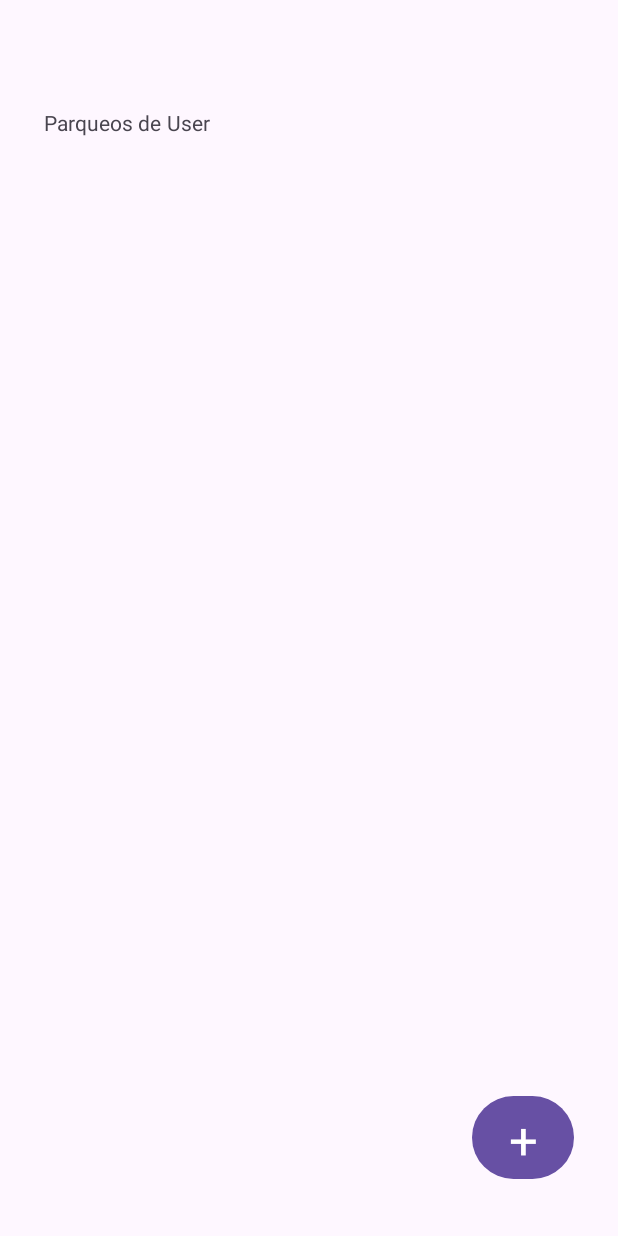
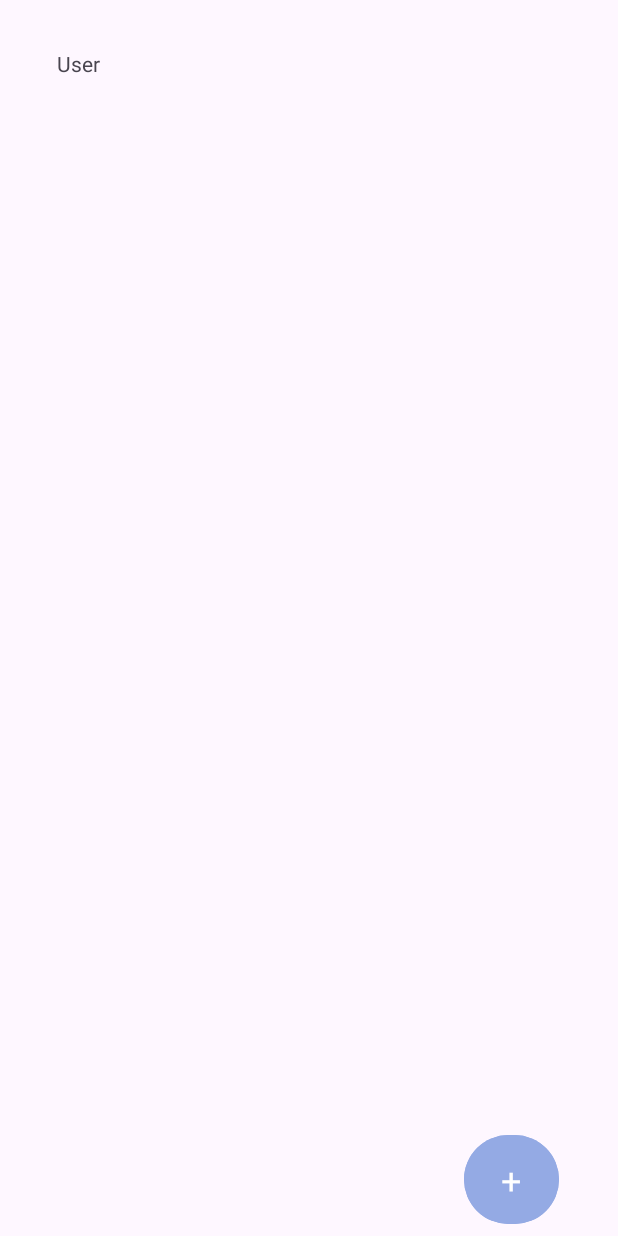
Before and after one commit to HernanMVarela/TP_3_GRUPO_4, an Android app: the layout activity_parqueos.xml on its own in the app's theme, with its tools: preview values and no code run, on a phone screen of 412 x 824 dp. Run offline under Robolectric (Android 15) with nearby library versions, the phone set to English and light mode, and no system bars.

Commit message:
11-09-2023 | 12:16
- Se reemplaza listado por gridview para visualizar parqueos
- Se agrega ParqueoAdapter para utilizar gridview
- Se mejora código en general
- Se realizan cambios estéticos

```diff
--- a/app/src/main/res/layout/activity_parqueos.xml
+++ b/app/src/main/res/layout/activity_parqueos.xml
@@ -6,52 +6,50 @@
     android:layout_height="match_parent"
     tools:context=".ParqueosActivity">
 
-
     <Button
         android:id="@+id/addParqueoBtn"
-        android:layout_width="68dp"
-        android:layout_height="0dp"
-        android:layout_marginTop="18dp"
-        android:layout_marginEnd="13dp"
-        android:layout_marginBottom="34dp"
+        android:layout_width="63dp"
+        android:layout_height="67dp"
+        android:layout_marginBottom="4dp"
+        android:backgroundTint="@color/material_dynamic_primary70"
+        android:text="@string/addParqueo"
         android:textAlignment="center"
         android:textAppearance="@style/TextAppearance.AppCompat.Large"
-        android:textSize="34sp"
+        android:textSize="24sp"
         app:layout_constraintBottom_toBottomOf="parent"
-        app:layout_constraintEnd_toEndOf="@+id/lvParqueos"
-        app:layout_constraintTop_toBottomOf="@+id/lvParqueos"
+        app:layout_constraintEnd_toEndOf="parent"
+        app:layout_constraintHorizontal_bias="0.887"
+        app:layout_constraintStart_toStartOf="parent"
+        app:layout_constraintTop_toBottomOf="@+id/gvParqueos"
+        app:layout_constraintVertical_bias="1.0"
         tools:text="+" />
 
     <TextView
-        android:id="@+id/tvTitle"
-        android:layout_width="wrap_content"
-        android:layout_height="wrap_content"
-        android:layout_marginStart="29dp"
-        android:text="@string/parqueos_title"
-        app:layout_constraintBaseline_toBaselineOf="@+id/textUserParqueos"
-        app:layout_constraintStart_toStartOf="parent" />
+        android:id="@+id/textUserParqueos"
+        android:layout_width="258dp"
+        android:layout_height="29dp"
+        android:text="@string/parqueos_user"
+        app:layout_constraintBottom_toTopOf="@+id/gvParqueos"
+        app:layout_constraintEnd_toEndOf="parent"
+        app:layout_constraintHorizontal_bias="0.248"
+        app:layout_constraintStart_toStartOf="parent"
+        app:layout_constraintTop_toTopOf="parent"
+        app:layout_constraintVertical_bias="0.516" />
 
-    <TextView
-        android:id="@+id/textUserParqueos"
-        android:layout_width="wrap_content"
-        android:layout_height="wrap_content"
-        android:layout_marginStart="4dp"
-        android:layout_marginBottom="24dp"
-        android:text="@string/parqueos_user"
-        app:layout_constraintBottom_toTopOf="@+id/lvParqueos"
-        app:layout_constraintStart_toEndOf="@+id/tvTitle" />
-
-    <ListView
-        android:id="@+id/lvParqueos"
-        android:layout_width="0dp"
-        android:layout_height="0dp"
-        android:layout_marginStart="16dp"
-        android:layout_marginTop="115dp"
-        android:layout_marginEnd="16dp"
-        android:layout_marginBottom="115dp"
+    <GridView
+        android:id="@+id/gvParqueos"
+        android:layout_width="334dp"
+        android:layout_height="559dp"
+        android:backgroundTint="@color/material_dynamic_neutral70"
+        android:horizontalSpacing="2dp"
+        android:numColumns="2"
+        android:stretchMode="columnWidth"
+        android:verticalSpacing="2dp"
         app:layout_constraintBottom_toBottomOf="parent"
         app:layout_constraintEnd_toEndOf="parent"
+        app:layout_constraintHorizontal_bias="0.493"
         app:layout_constraintStart_toStartOf="parent"
-        app:layout_constraintTop_toTopOf="parent" />
+        app:layout_constraintTop_toTopOf="parent"
+        app:layout_constraintVertical_bias="0.348" />
 
 </androidx.constraintlayout.widget.ConstraintLayout>
--- a/app/src/main/res/layout/activity_registro.xml
+++ b/app/src/main/res/layout/activity_registro.xml
@@ -12,7 +12,7 @@
         android:layout_width="307dp"
         android:layout_height="54dp"
         android:layout_marginTop="24dp"
-        android:backgroundTint="#9FA8DA"
+        android:backgroundTint="@color/material_dynamic_primary80"
         android:onClick="Registrar"
         android:text="ACEPTAR"
         android:textAppearance="@style/TextAppearance.AppCompat.Body1"
--- a/app/src/main/res/layout/header.xml
+++ b/app/src/main/res/layout/header.xml
@@ -3,14 +3,14 @@
     style="@style/ThemeOverlay.AppCompat.Dark"
     android:layout_width="match_parent"
     android:layout_height="150dp"
-    android:background="@color/colorPrimary"
+    android:background="@color/material_dynamic_primary50"
     android:orientation="vertical"
     android:padding="10dp">
 
 
     <TextView
+        android:id="@+id/textUser"
         style="@style/TextAppearance.AppCompat.Body1"
-        android:id="@+id/textUser"
         android:layout_width="wrap_content"
         android:layout_height="wrap_content"
         android:layout_marginStart="10dp"
@@ -20,8 +20,8 @@
         android:textSize="30sp" />
 
     <TextView
+        android:id="@+id/textMail"
         style="@style/TextAppearance.AppCompat.Body1"
-        android:id="@+id/textMail"
         android:layout_width="wrap_content"
         android:layout_height="wrap_content"
         android:layout_marginStart="10dp"
--- a/app/src/main/res/values/strings.xml
+++ b/app/src/main/res/values/strings.xml
@@ -27,4 +27,9 @@
     <string name="List">Listar</string>
     <string name="parqueos_title">Parqueos de</string>
     <string name="parqueos_user">User</string>
+    <string name="addParqueo">+</string>
+    <string name="iniciar_sesion">INICIAR SESIÓN</string>
+    <string name="registrarse">Registrarse</string>
+    <string name="contrasena">Contraseña</string>
+    <string name="nombre_de_usuario">Nombre de Usuario</string>
 </resources>
```
Also changed, not shown: app/src/main/java/frgp/utn/edu/ar/controllers/ParqueosActivity.java (+13 -21 lines), app/src/main/java/frgp/utn/edu/ar/entidades/ParqueoAdapter.java (added, +55 -0 lines), app/src/main/res/layout/activity_main.xml (+8 -4 lines), app/src/main/res/layout/grid_layout.xml (added, +23 -0 lines).
